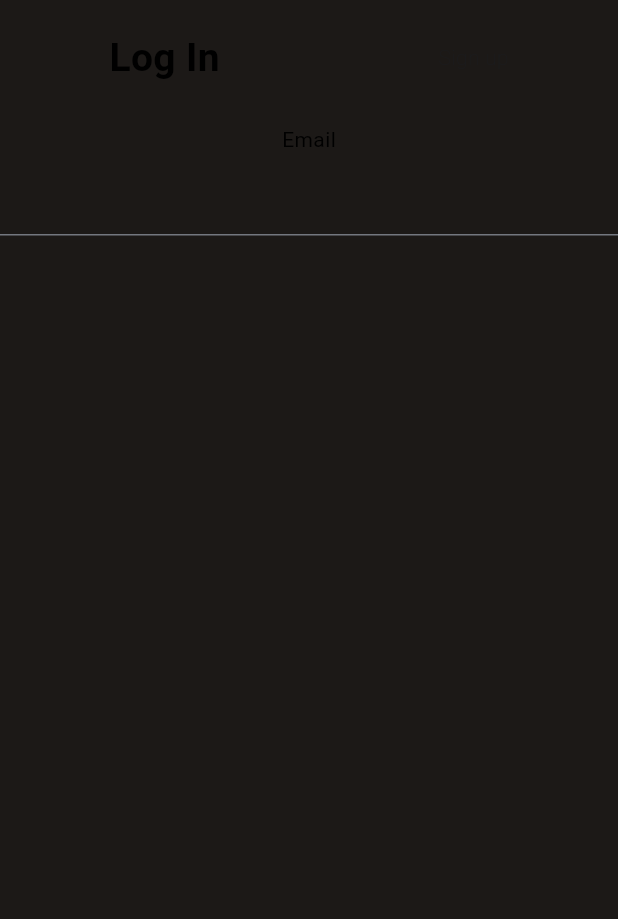
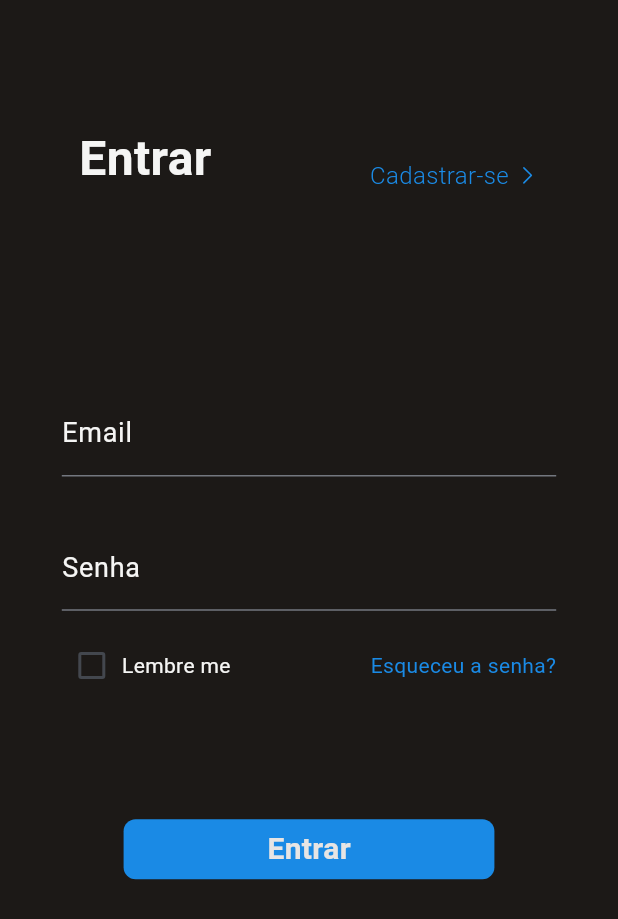
Before and after one commit to mozart-rue/habit_manager, a Flutter app: the screen it shows after launch, on a phone screen of 412 x 824 dp. Shown: the top 919 px of the screen. Run offline on Flutter 3.47's test engine with Material 3 defaults, Android fonts, the light colour scheme and no system bars; our stand-ins replace email_validator, flutter_phosphor_icons, gap.

Commit message:
feat: create login screen with form and validation

```diff
--- a/lib/core/ui/pages/auth/login_screen.dart
+++ b/lib/core/ui/pages/auth/login_screen.dart
@@ -1,55 +1,144 @@
+import 'package:email_validator/email_validator.dart';
 import 'package:flutter/material.dart';
 import 'package:gap/gap.dart';
+import 'package:habit_manager/core/ui/components/go_to_text_component.dart';
+import 'package:habit_manager/core/ui/components/input_text_form_field_component.dart';
+import 'package:habit_manager/core/ui/components/main_button_component.dart';
 import 'package:habit_manager/core/ui/consts/app_colors.dart';
 import 'package:habit_manager/core/ui/pages/background/background_screen.dart';
 
-class LoginScreen extends StatelessWidget {
+class LoginScreen extends StatefulWidget {
   const LoginScreen({super.key});
 
   @override
+  State<LoginScreen> createState() => _LoginScreenState();
+}
+
+class _LoginScreenState extends State<LoginScreen> {
+  final GlobalKey<FormState> _formKey = GlobalKey<FormState>();
+  bool rememberMe = false;
+
+  void setRememberMe(bool? value) {
+    setState(() {
+      rememberMe = value ?? false;
+    });
+  }
+
+  String? validateEmail(String? value) {
+    if (value == null || value.trim().isEmpty) {
+      return 'Campo Obrigatório!';
+    }
+
+    bool isValid = EmailValidator.validate(value);
+
+    if (!isValid) {
+      return 'E-mail inválido!';
+    }
+
+    return null;
+  }
+
+  String? validatePassword(String? value) {
+    if (value == null || value.trim().isEmpty) {
+      return 'Campo Obrigatório';
+    }
+
+    if (value.trim().length < 8) {
+      return 'Minimo de 8 caracteres';
+    }
+
+    return null;
+  }
+
+  void validateForm() {
+    bool isFormValid = _formKey.currentState!.validate();
+
+    if (isFormValid) {
+      // navigate to home page
+    }
+  }
+
+  @override
   Widget build(BuildContext context) {
+    Size size = MediaQuery.of(context).size;
     return AppBackgroundScreen(
       child: SingleChildScrollView(
         child: SafeArea(
           child: Column(
             children: [
-              const Gap(20),
-              const Row(
+              Gap(size.height * 0.1),
+              Row(
                 mainAxisAlignment: MainAxisAlignment.spaceAround,
+                crossAxisAlignment: CrossAxisAlignment.end,
                 children: [
-                  Text(
-                    'Log In',
+                  const Text(
+                    'Entrar',
                     style: TextStyle(
-                      color: AppColors.black,
-                      fontSize: 26,
+                      color: AppColors.slate100,
+                      fontSize: 32,
                       fontWeight: FontWeight.w600,
                     ),
                   ),
-                  Text(
-                    'Sign up',
+                  GoToTextComponent(
+                    title: 'Cadastrar-se',
+                    onTap: () {},
+                  ),
+                ],
+              ),
+              Gap(size.height * 0.16),
+              Form(
+                key: _formKey,
+                child: SizedBox(
+                  width: size.width * 0.8,
+                  child: Column(
+                    children: [
+                      InputTextFormFieldComponent(
+                        label: 'Email',
+                        validate: validateEmail,
+                      ),
+                      const Gap(32),
+                      InputTextFormFieldComponent(
+                        label: 'Senha',
+                        validate: validatePassword,
+                      ),
+                      Gap(size.height * 0.02),
+                      Row(
+                        mainAxisAlignment: MainAxisAlignment.spaceBetween,
+                        children: [
+                          Row(
+                            mainAxisAlignment: MainAxisAlignment.start,
+                            children: [
+                              Checkbox(
+                                materialTapTargetSize:
+                                    MaterialTapTargetSize.shrinkWrap,
+                                value: rememberMe,
+                                onChanged: setRememberMe,
+                              ),
+                              const Text(
+                                'Lembre me',
                                 style: TextStyle(
-                      color: AppColors.emerald700,
+                                  color: AppColors.slate100,
                                   fontSize: 14,
-                      fontWeight: FontWeight.w200,
                                 ),
                               ),
                             ],
                           ),
-              const Gap(26),
-              Form(
-                child: Column(
-                  mainAxisAlignment: MainAxisAlignment.start,
-                  children: [
                           const Text(
-                      'Email',
+                            'Esqueceu a senha?',
                             style: TextStyle(
-                        color: AppColors.black,
+                              color: AppColors.blue,
                               fontSize: 14,
                             ),
                           ),
-                    const Gap(6),
-                    TextFormField(),
                         ],
+                      ),
+                      Gap(size.height * 0.1),
+                      MainButtonComponent(
+                        title: 'Entrar',
+                        onPress: validateForm,
+                      ),
+                    ],
+                  ),
                 ),
               ),
             ],
```
Lines whose indentation alone changed are shown as unchanged.
